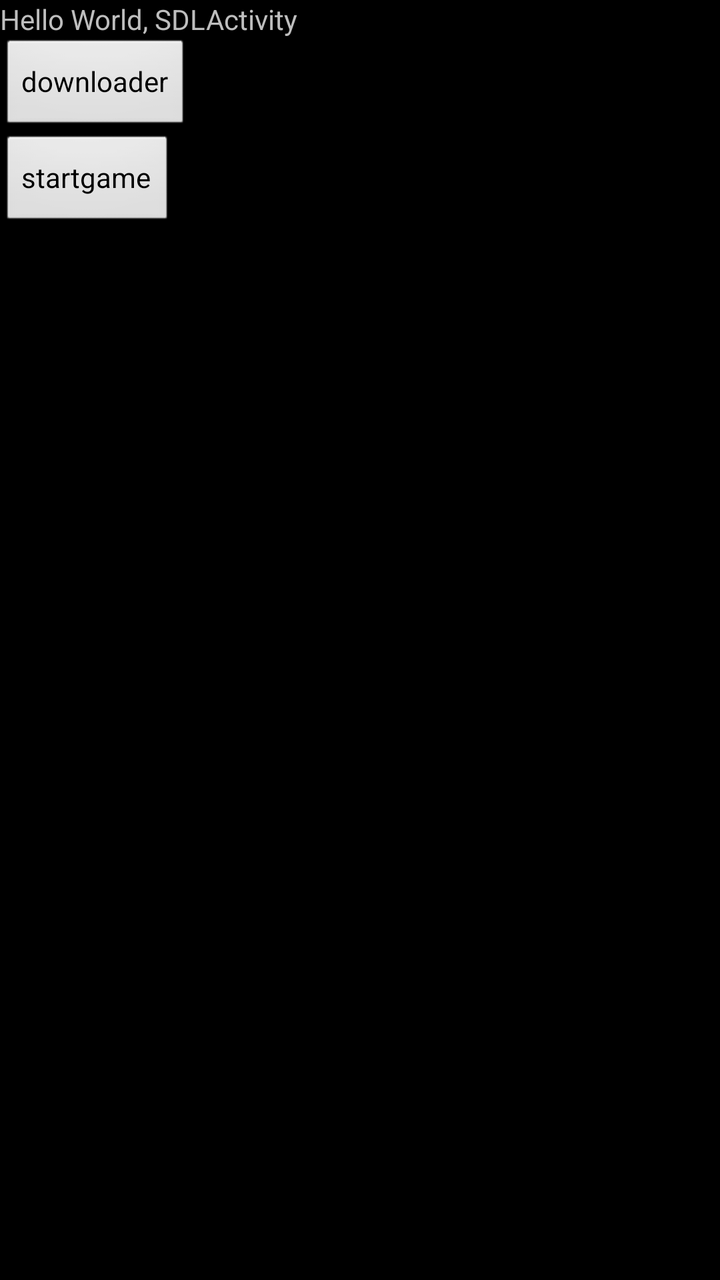
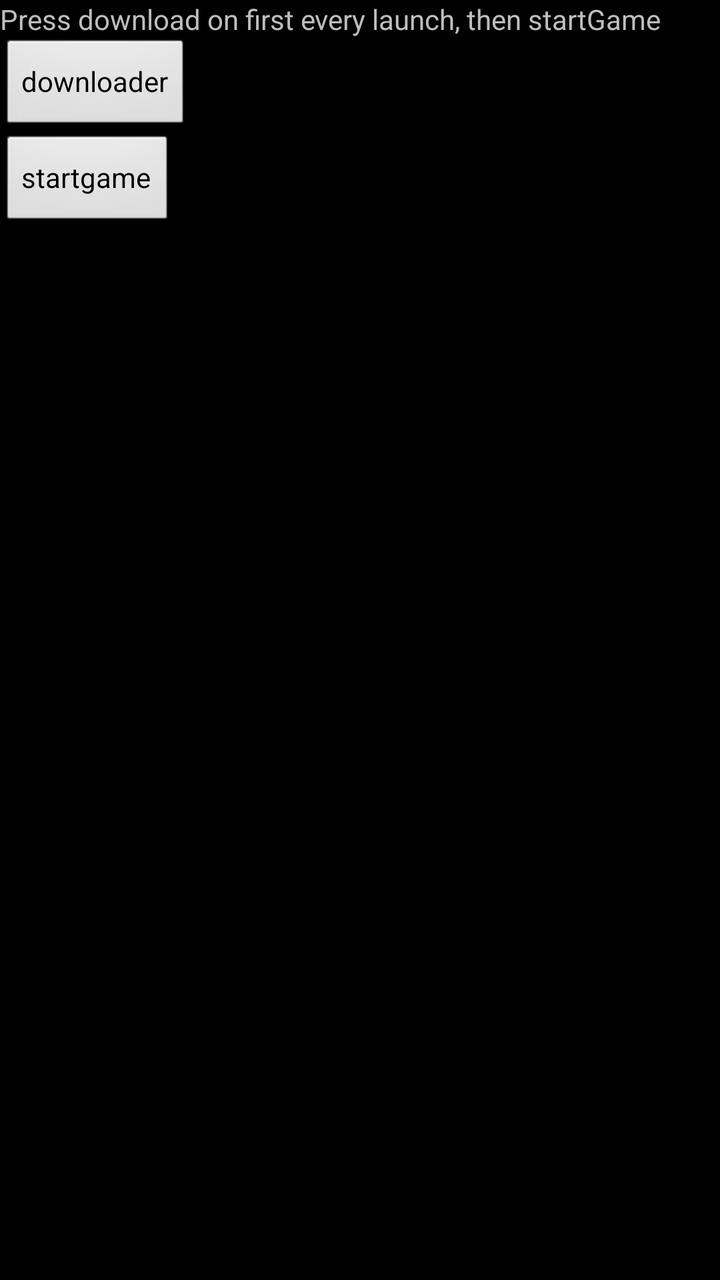

Screens rendered from an Android XML layout before and after an edit, with the pre-edit source and the edit as a unified diff.
<!-- AndroidManifest.xml: activity theme android:Theme -->
<!-- res/layout/main.xml -->
<?xml version="1.0" encoding="utf-8"?>
<LinearLayout xmlns:android="http://schemas.android.com/apk/res/android"
    android:orientation="vertical"
    android:layout_width="fill_parent"
    android:layout_height="fill_parent"
    >
<TextView  
    android:layout_width="fill_parent" 
    android:layout_height="wrap_content" 
    android:text="Hello World, SDLActivity"
    />
    
    <Button
    	android:id="@+id/downloader"
    	android:layout_width="wrap_content"
    	android:layout_height="wrap_content"
    	android:text="downloader"/>
    	
    <Button
    	android:id="@+id/startGame"
    	android:layout_width="wrap_content"
    	android:layout_height="wrap_content"
    	android:text="startgame"/>
    	
</LinearLayout>
<!-- resources referenced by this layout -->
<resources>

</resources>

<!-- the commit's change to res/layout/main.xml (unified diff, before → after) -->
@@ -7,7 +7,7 @@
 <TextView  
     android:layout_width="fill_parent" 
     android:layout_height="wrap_content" 
-    android:text="Hello World, SDLActivity"
+    android:text="Press download on first every launch, then startGame"
     />
     
     <Button
